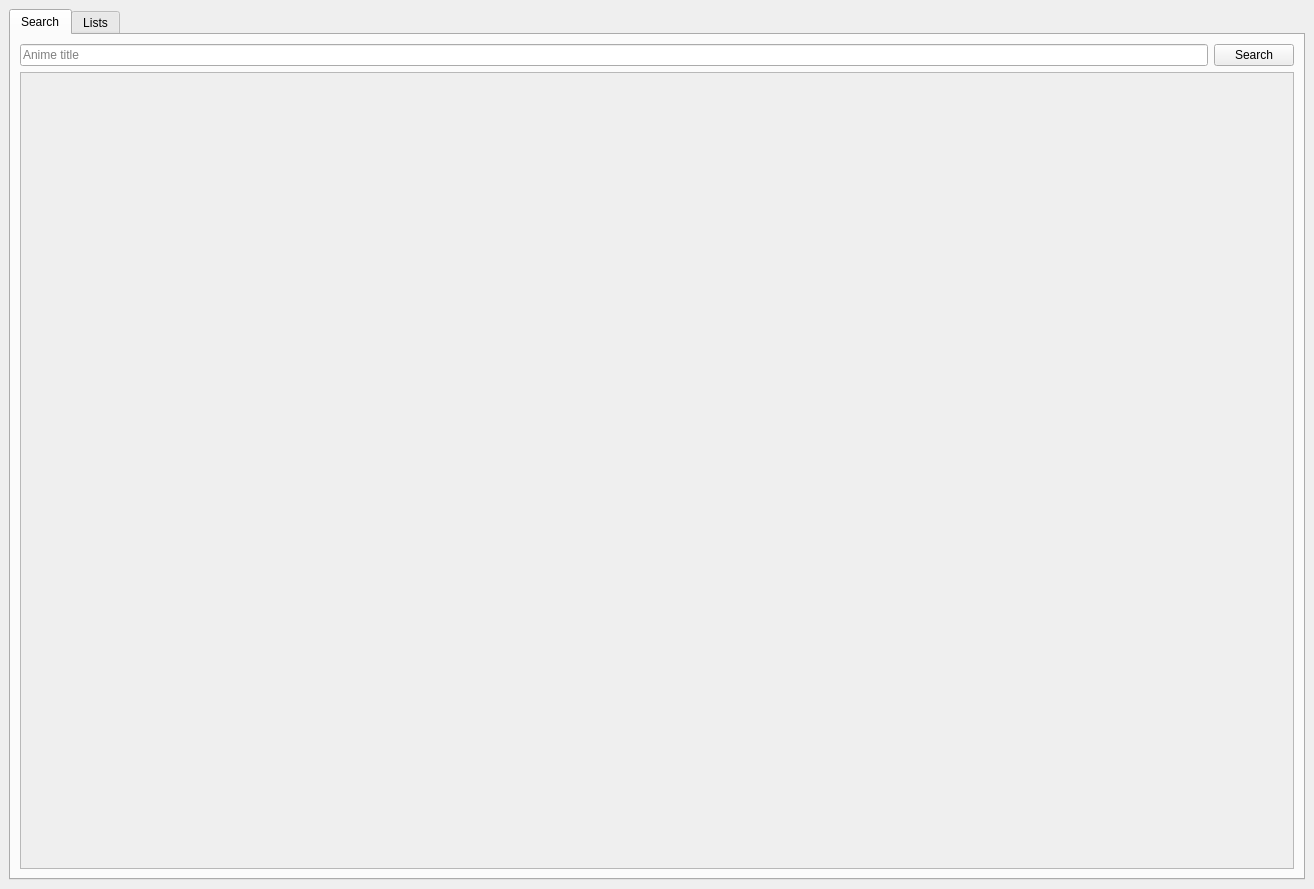
The window that source/AnimeHub.ui (VynDev/Anime-Hub) describes before a commit, drawn with Qt 5.
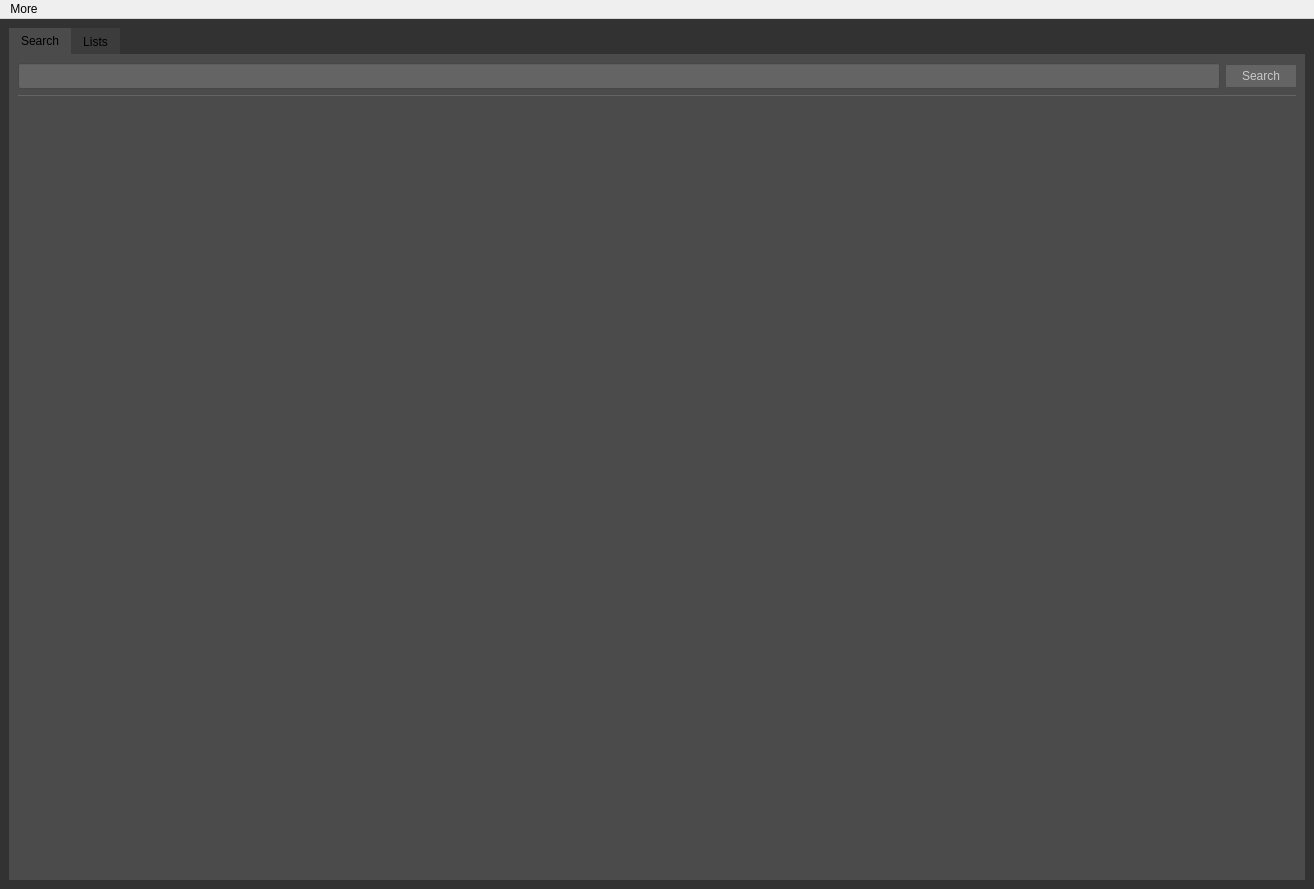
The same window after the commit.

Commit message: Added 'settings' + Added styles (not really pretty atm)

Diff of the .ui file:
```diff
--- a/source/AnimeHub.ui
+++ b/source/AnimeHub.ui
@@ -13,14 +13,89 @@
   <property name="windowTitle">
    <string>Anime Hub</string>
   </property>
+  <property name="styleSheet">
+   <string notr="true">
+
+QMainWindow, QInputDialog {
+    background: rgb(50, 50, 50);
+}
+
+QPushButton, QComboBox, QComboBox::drop-down, QComboBox QAbstractItemView {
+    background-color: rgb(100, 100, 100);
+	border: none;
+	padding: 4px;
+	padding-left: 16px;
+	padding-right: 16px;
+	color: rgb(200, 200, 200);
+}
+
+QPushButton:hover {
+	background-color: rgb(110, 110, 110);
+}
+
+QTabBar, QTabBar::tab, #searchTab, #listsTab, QTabWidget::pane {
+	background: rgb(75, 75, 75);
+}
+
+QTabBar::tab:!selected {
+	background: rgb(60, 60, 60);
+}
+
+QLineEdit {
+	background: rgb(100, 100, 100);
+	color: rgb(200, 200, 200);
+	padding: 4px;
+}
+
+#scrollArea, #scrollArea_2 {
+	border-top: 1px solid rgb(100, 100, 100);
+}
+
+#scrollAreaWidgetContents, #scrollAreaWidgetContents_2 {
+	background: rgb(75, 75, 75);
+}
+
+QScrollBar:vertical {
+     border-radius: 4px;
+     background: rgb(80, 80, 80);
+     width: 15px;
+     margin: 22px 0 22px 0;
+ }
+
+ QScrollBar::handle:vertical {
+	min-height: 0px;
+	border: 0px solid red;
+	border-radius: 4px;
+	background-color: rgb(65, 65 ,65);
+ }
+
+ QScrollBar::add-line:vertical {
+     background: none;
+ }
+
+ QScrollBar::sub-line:vertical {
+     background: none;
+ }
+
+ QScrollBar::up-arrow:vertical, QScrollBar::down-arrow:vertical {
+     background: none;
+ }
+
+ QScrollBar::add-page:vertical, QScrollBar::sub-page:vertical {
+     background: none;
+ }</string>
+  </property>
   <widget class="QWidget" name="centralwidget">
    <layout class="QVBoxLayout" name="verticalLayout">
     <item>
-     <widget class="QTabWidget" name="newsTab">
+     <widget class="QTabWidget" name="tabs">
+      <property name="styleSheet">
+       <string notr="true"/>
+      </property>
       <property name="currentIndex">
        <number>0</number>
       </property>
-      <widget class="QWidget" name="tab_3">
+      <widget class="QWidget" name="searchTab">
        <attribute name="title">
         <string>Search</string>
        </attribute>
@@ -28,11 +103,7 @@
         <item>
          <layout class="QHBoxLayout" name="horizontalLayout_3">
           <item>
-           <widget class="QLineEdit" name="searchLineEdit">
-            <property name="placeholderText">
-             <string>Anime title</string>
-            </property>
-           </widget>
+           <widget class="QLineEdit" name="searchLineEdit"/>
           </item>
           <item>
            <widget class="QPushButton" name="searchButton">
@@ -53,8 +124,8 @@
             <rect>
              <x>0</x>
              <y>0</y>
-             <width>1272</width>
-             <height>785</height>
+             <width>1276</width>
+             <height>760</height>
             </rect>
            </property>
            <layout class="QHBoxLayout" name="horizontalLayout_2">
@@ -80,7 +151,7 @@
         </item>
        </layout>
       </widget>
-      <widget class="QWidget" name="tab_2">
+      <widget class="QWidget" name="listsTab">
        <attribute name="title">
         <string>Lists</string>
        </attribute>
@@ -109,8 +180,8 @@
             <rect>
              <x>0</x>
              <y>0</y>
-             <width>1272</width>
-             <height>785</height>
+             <width>1276</width>
+             <height>762</height>
             </rect>
            </property>
            <layout class="QVBoxLayout" name="verticalLayout_3">
@@ -127,6 +198,39 @@
     </item>
    </layout>
   </widget>
+  <widget class="QMenuBar" name="menuBar">
+   <property name="geometry">
+    <rect>
+     <x>0</x>
+     <y>0</y>
+     <width>1314</width>
+     <height>23</height>
+    </rect>
+   </property>
+   <widget class="QMenu" name="menuSettings">
+    <property name="title">
+     <string>More</string>
+    </property>
+    <addaction name="actionSettings"/>
+    <addaction name="actionAbout"/>
+   </widget>
+   <addaction name="menuSettings"/>
+  </widget>
+  <action name="actionCredits">
+   <property name="text">
+    <string>Credits</string>
+   </property>
+  </action>
+  <action name="actionSettings">
+   <property name="text">
+    <string>Settings</string>
+   </property>
+  </action>
+  <action name="actionAbout">
+   <property name="text">
+    <string>About</string>
+   </property>
+  </action>
  </widget>
  <resources/>
  <connections/>
```
The commit also changes 11 other files.
